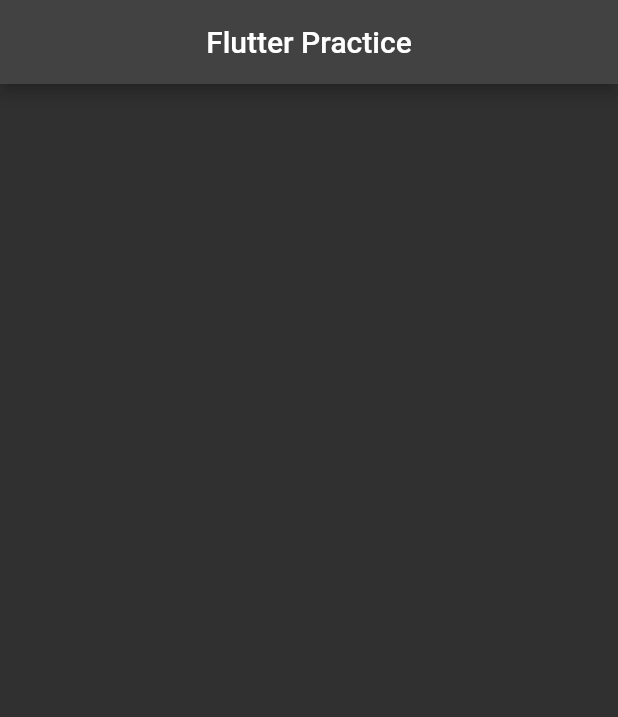
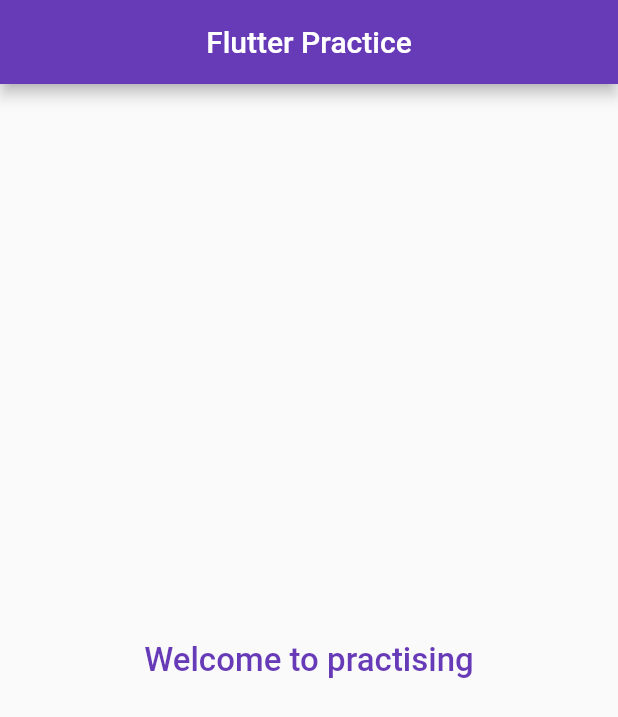
Before and after one commit to Laiba-Ijaz/Flutter_Practice, a Flutter app: the screen it shows after launch, on a phone screen of 412 x 824 dp. Shown: the top 717 px of the screen. Run offline on Flutter 3.47's test engine with Material 2 defaults, Android fonts, the phone set to English and light mode, and no system bars; our stand-ins replace math_expressions.

```diff
--- a/Flutter_Day_3/lib/main.dart
+++ b/Flutter_Day_3/lib/main.dart
@@ -1,5 +1,6 @@
 import 'package:flutter/material.dart';
 import 'package:flutter_day_three/pages/home_page.dart';
+import 'package:flutter_day_three/pages/login_page.dart';
 
 void main() {
   runApp(const MyApp());
@@ -14,13 +15,16 @@ class MyApp extends StatelessWidget {
     return MaterialApp(
       title: 'Flutter Demo',
       debugShowCheckedModeBanner: false,
-      themeMode: ThemeMode.dark,
-      darkTheme: ThemeData(
-        primarySwatch: Colors.blue,
-        brightness: Brightness.dark
+      themeMode: ThemeMode.light,
+      theme: ThemeData(
+        primarySwatch: Colors.deepPurple,
+        // brightness: Brightness.dark
       ),
       home: const HomePage(),
       //routes
+      routes: {
+        '/login':(context)=>const LoginPage()
+      },
     );
   }
 }
--- a/Flutter_Day_3/lib/pages/home_page.dart
+++ b/Flutter_Day_3/lib/pages/home_page.dart
@@ -10,6 +10,15 @@ class HomePage extends StatelessWidget {
         title: const Text('Flutter Practice'),
         centerTitle: true,
       ),
+      body: const Center(
+        child: Text('Welcome to practising',
+          style: TextStyle(
+            fontSize: 22.0,
+            color: Colors.deepPurple,
+            fontWeight: FontWeight.w500
+          ),
+        ),
+      ),
     );
   }
 }
```
Also changed, not shown: Flutter_Day_3/lib/pages/login_page.dart (added, +25 -0 lines).
